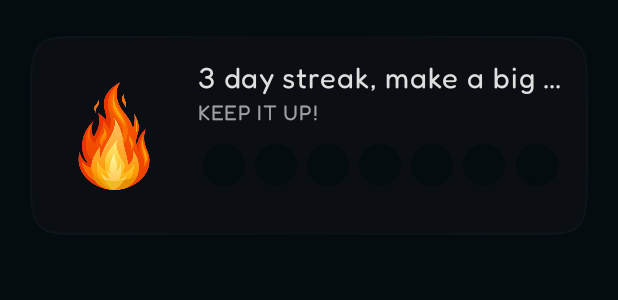
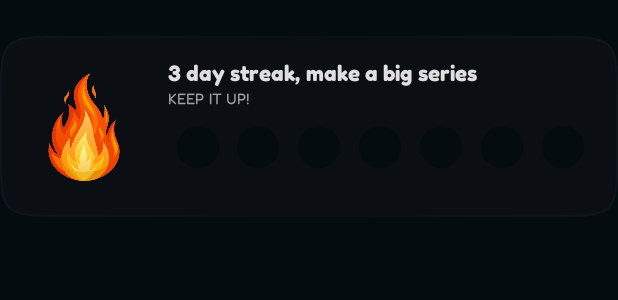
Before and after one commit to abdo-essam/Trivia, an Android app: the layout item_streak.xml on its own in the app's theme, with its tools: preview values and no code run, on a phone screen of 412 x 824 dp. Shown: the top 300 px of the screen. Run offline under Robolectric (Android 15) with nearby library versions, the phone set to English and light mode, and no system bars.

Commit message:
refactor(ui): Adjust UI elements in XML layouts
Minor adjustments to XML layouts for better UI consistency
and visual appeal. Changes include tweaks to day item, home
fragment, and streak item layouts.

```diff
--- a/app/src/main/res/layout/day_item.xml
+++ b/app/src/main/res/layout/day_item.xml
@@ -28,7 +28,6 @@
             android:layout_width="match_parent"
             android:layout_height="match_parent"
             android:contentDescription="@string/day_fire"
-            android:padding="6dp"
             android:scaleType="fitCenter"
             android:src="@drawable/ic_fire"
             android:visibility="gone"
--- a/app/src/main/res/layout/fragment_home.xml
+++ b/app/src/main/res/layout/fragment_home.xml
@@ -44,6 +44,7 @@
                 android:id="@+id/layout_streak"
                 layout="@layout/item_streak"
                 android:layout_width="0dp"
+                android:layout_marginHorizontal="20dp"
                 android:layout_height="wrap_content"
                 android:layout_marginTop="16dp"
                 app:layout_constraintEnd_toEndOf="parent"
--- a/app/src/main/res/layout/item_streak.xml
+++ b/app/src/main/res/layout/item_streak.xml
@@ -8,7 +8,7 @@
     android:layout_height="wrap_content"
     android:background="@drawable/bg_streak"
     android:padding="16dp"
-    android:layout_marginHorizontal="20dp"
+
     android:layout_marginTop="24dp"
     android:paddingBottom="8dp"
     android:clipChildren="false"
@@ -33,7 +33,7 @@
         android:layout_marginStart="16dp"
         android:ellipsize="end"
         android:maxLines="1"
-        android:textAppearance="@style/TextAppearance.Body.Medium"
+        android:textAppearance="@style/TextAppearance.Label.Medium"
         android:textColor="@color/shade_primary"
         app:layout_constraintEnd_toEndOf="parent"
         app:layout_constraintStart_toEndOf="@id/fireIcon"
@@ -46,7 +46,7 @@
         android:layout_width="0dp"
         android:layout_height="wrap_content"
         android:layout_marginTop="2dp"
-        android:textAppearance="@style/TextAppearance.Body.Small"
+        android:textAppearance="@style/TextAppearance.Label.XSmall"
         android:textColor="@color/shade_secondary"
         app:layout_constraintEnd_toEndOf="@id/streakTitle"
         app:layout_constraintStart_toStartOf="@id/streakTitle"
```
